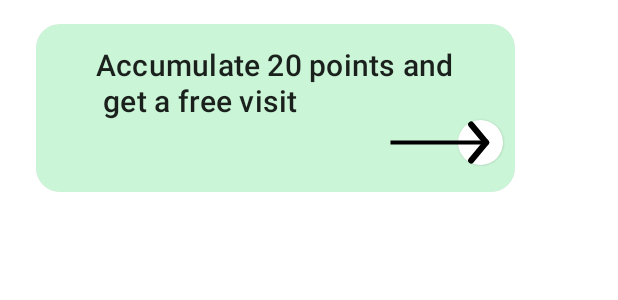
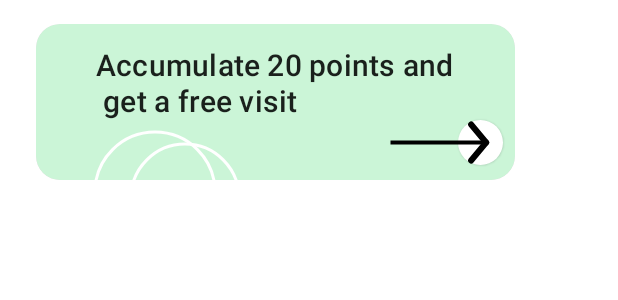
Before and after one commit to spike/Salon, an Android app built with Jetpack Compose: the @Preview function DefaultBannerPreview, on a phone screen of 412 x 824 dp. Shown: the top 300 px of the screen. Run offline under Robolectric (Android 15) with nearby library versions, the phone set to English and light mode, and no system bars.

Commit message:
adjusted the circles

```diff
--- a/app/src/main/java/com/github/spike/salon/ui/banner/Banner.kt
+++ b/app/src/main/java/com/github/spike/salon/ui/banner/Banner.kt
@@ -73,18 +73,18 @@ fun Banner() {
 fun DrawWhiteCircles() {
     Canvas(
         modifier = Modifier
-            .size(size = 40.dp)
+            .size(size = 32.dp)
     ) {
         drawCircle(
             color = Color.White,
-            center = Offset(30.dp.toPx(), 180f),
-            radius = 46.dp.toPx(),
+            center = Offset(-110.dp.toPx(), 48.dp.toPx()),
+            radius = 40.dp.toPx(),
             style = Stroke(width = 2.dp.toPx()),
         )
         drawCircle(
             color = Color.White,
-            center = Offset(0.dp.toPx(), 180.dp.toPx()),
-            radius = 42.dp.toPx(),
+            center = Offset(-90.dp.toPx(), 52.dp.toPx()),
+            radius = 36.dp.toPx(),
             style = Stroke(width = 2.dp.toPx()),
         )
     }
```
